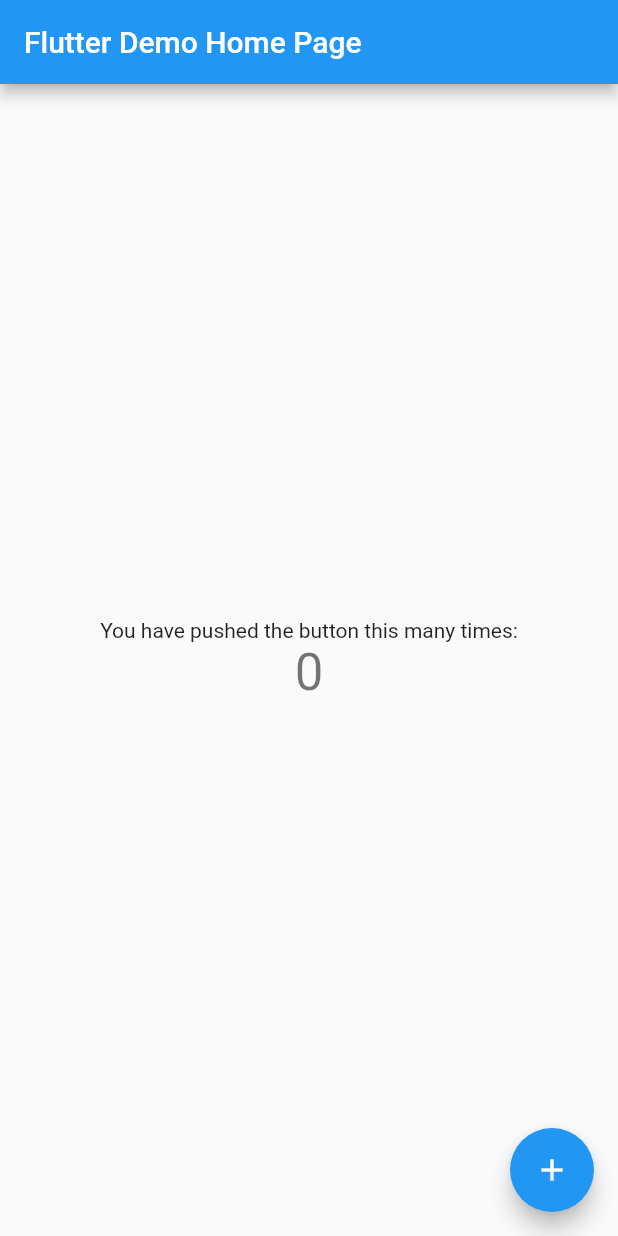
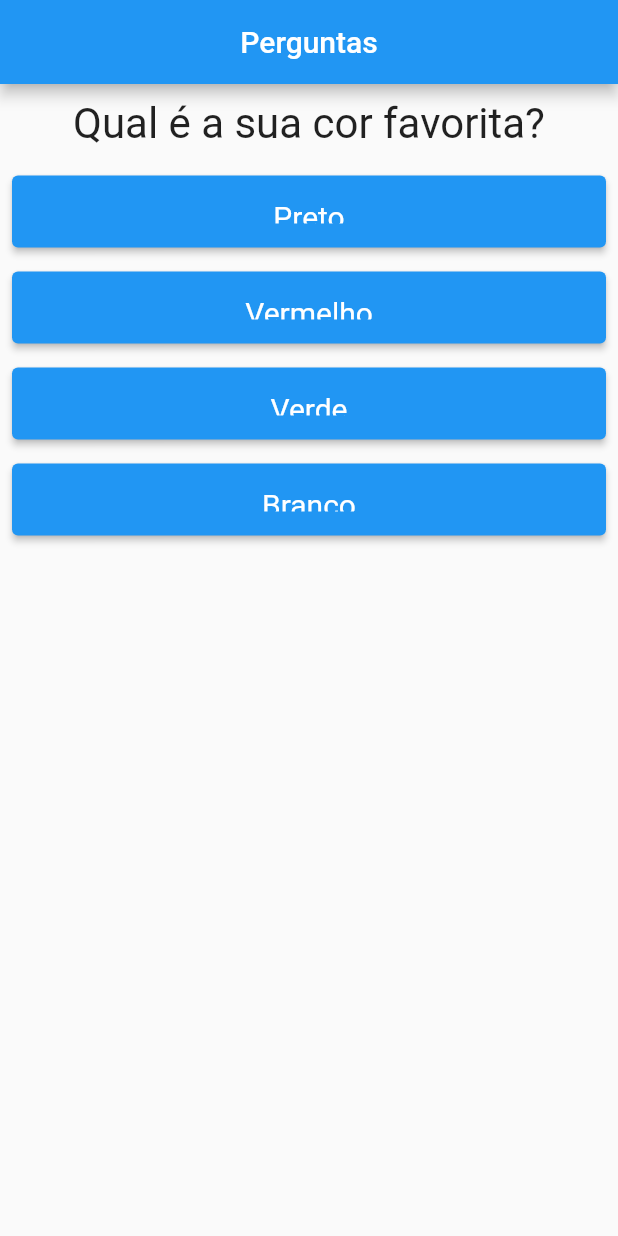
Before and after one commit to bporto/projeto_perguntas, a Flutter app: the screen it shows after launch, on a phone screen of 412 x 824 dp. Run offline on Flutter 3.47's test engine with Material 2 defaults, Android fonts, the phone set to English and light mode, and no system bars.

Commit message:
App finalizado

```diff
--- a/lib/main.dart
+++ b/lib/main.dart
@@ -1,115 +1,86 @@
 import 'package:flutter/material.dart';
+import 'package:projeto_perguntas/ui/widgets/questionario.dart';
+import 'package:projeto_perguntas/ui/widgets/resultado.dart';
 
-void main() {
-  runApp(const MyApp());
+void main() => runApp(PerguntaApp());
+
+class PerguntaApp extends StatefulWidget {
+  @override
+  State<PerguntaApp> createState() => _PerguntaAppState();
 }
 
-class MyApp extends StatelessWidget {
-  const MyApp({Key? key}) : super(key: key);
+class _PerguntaAppState extends State<PerguntaApp> {
+  var perguntaSelecionada = 0;
+  var _pontuacaoTotal = 0;
+  final List<Map<String, Object>> perguntas = const [
+    {
+      "texto": "Qual é a sua cor favorita?",
+      "respostas": [
+        {"texto": "Preto", "pontuacao": 10},
+        {"texto": "Vermelho", "pontuacao": 5},
+        {"texto": "Verde", "pontuacao": 3},
+        {"texto": "Branco", "pontuacao": 1},
+      ]
+    },
+    {
+      "texto": "Qual é o seu animal favorito?",
+      "respostas": [
+        {"texto": "Coelho", "pontuacao": 10},
+        {"texto": "Cobra", "pontuacao": 5},
+        {"texto": "Elefante", "pontuacao": 3},
+        {"texto": "Leão", "pontuacao": 1},
+      ]
+    },
+    {
+      "texto": "Qual é o seu instrutor favorito?",
+      "respostas": [
+        {"texto": "Maria", "pontuacao": 10},
+        {"texto": "João", "pontuacao": 5},
+        {"texto": "Leo", "pontuacao": 3},
+        {"texto": "Pedro", "pontuacao": 1},
+      ]
+    },
+  ];
 
-  // This widget is the root of your application.
-  @override
-  Widget build(BuildContext context) {
-    return MaterialApp(
-      title: 'Flutter Test',
-      theme: ThemeData(
-        // This is the theme of your application.
-        //
-        // Try running your application with "flutter run". You'll see the
-        // application has a blue toolbar. Then, without quitting the app, try
-        // changing the primarySwatch below to Colors.green and then invoke
-        // "hot reload" (press "r" in the console where you ran "flutter run",
-        // or simply save your changes to "hot reload" in a Flutter IDE).
-        // Notice that the counter didn't reset back to zero; the application
-        // is not restarted.
-        primarySwatch: Colors.blue,
-      ),
-      home: const MyHomePage(title: 'Flutter Demo Home Page'),
-    );
+  void _responder(int pontuacao) {
+    if (temPerguntaSelecionada) {
+      setState(() {
+        perguntaSelecionada++;
+        _pontuacaoTotal += pontuacao;
+      });
+    }
   }
-}
 
-class MyHomePage extends StatefulWidget {
-  const MyHomePage({Key? key, required this.title}) : super(key: key);
+  void reiniciarQuestionario() {
+    setState(() {
+      perguntaSelecionada = 0;
+      _pontuacaoTotal = 0;
+    });
+  }
 
-  // This widget is the home page of your application. It is stateful, meaning
-  // that it has a State object (defined below) that contains fields that affect
-  // how it looks.
-
-  // This class is the configuration for the state. It holds the values (in this
-  // case the title) provided by the parent (in this case the App widget) and
-  // used by the build method of the State. Fields in a Widget subclass are
-  // always marked "final".
-
-  final String title;
-
-  @override
-  State<MyHomePage> createState() => _MyHomePageState();
-}
-
-class _MyHomePageState extends State<MyHomePage> {
-  int _counter = 0;
-
-  void _incrementCounter() {
-    setState(() {
-      // This call to setState tells the Flutter framework that something has
-      // changed in this State, which causes it to rerun the build method below
-      // so that the display can reflect the updated values. If we changed
-      // _counter without calling setState(), then the build method would not be
-      // called again, and so nothing would appear to happen.
-      _counter++;
-    });
+  bool get temPerguntaSelecionada {
+    return perguntaSelecionada < perguntas.length;
   }
 
   @override
   Widget build(BuildContext context) {
-    // This method is rerun every time setState is called, for instance as done
-    // by the _incrementCounter method above.
-    //
-    // The Flutter framework has been optimized to make rerunning build methods
-    // fast, so that you can just rebuild anything that needs updating rather
-    // than having to individually change instances of widgets.
-    return Scaffold(
-      appBar: AppBar(
-        // Here we take the value from the MyHomePage object that was created by
-        // the App.build method, and use it to set our appbar title.
-        title: Text(widget.title),
+    return MaterialApp(
+      debugShowCheckedModeBanner: false,
+      home: Scaffold(
+        appBar: AppBar(
+          centerTitle: true,
+          title: const Text('Perguntas'),
+        ),
+        body: temPerguntaSelecionada
+            ? Questionario(
+                perguntas: perguntas,
+                perguntaSelecionada: perguntaSelecionada,
+                responder: _responder)
+            : Resultado(
+                _pontuacaoTotal,
+                reiniciarQuestionario,
+              ),
       ),
-      body: Center(
-        // Center is a layout widget. It takes a single child and positions it
-        // in the middle of the parent.
-        child: Column(
-          // Column is also a layout widget. It takes a list of children and
-          // arranges them vertically. By default, it sizes itself to fit its
-          // children horizontally, and tries to be as tall as its parent.
-          //
-          // Invoke "debug painting" (press "p" in the console, choose the
-          // "Toggle Debug Paint" action from the Flutter Inspector in Android
-          // Studio, or the "Toggle Debug Paint" command in Visual Studio Code)
-          // to see the wireframe for each widget.
-          //
-          // Column has various properties to control how it sizes itself and
-          // how it positions its children. Here we use mainAxisAlignment to
-          // center the children vertically; the main axis here is the vertical
-          // axis because Columns are vertical (the cross axis would be
-          // horizontal).
-          mainAxisAlignment: MainAxisAlignment.center,
-          children: <Widget>[
-            const Text(
-              'You have pushed the button this many times:',
-            ),
-            Text(
-              '$_counter',
-              style: Theme.of(context).textTheme.headline4,
-            ),
-          ],
-        ),
-      ),
-      floatingActionButton: FloatingActionButton(
-        onPressed: _incrementCounter,
-        tooltip: 'Increment',
-        child: const Icon(Icons.add),
-      ), // This trailing comma makes auto-formatting nicer for build methods.
     );
   }
 }
--- /dev/null
+++ b/lib/ui/widgets/btn_default.dart
@@ -0,0 +1,21 @@
+import 'package:flutter/material.dart';
+
+final ButtonStyle style = ElevatedButton.styleFrom(
+  alignment: Alignment.center,
+  minimumSize: const Size(120, 24),
+  maximumSize: const Size(240, 48),
+  padding: const EdgeInsets.all(16),
+  textStyle: const TextStyle(fontSize: 20),
+);
+
+Widget btnDefault(String text, onPressed) {
+  return Container(
+    margin: const EdgeInsets.all(8.0),
+    width: double.infinity,
+    child: ElevatedButton(
+      style: style,
+      onPressed: onPressed,
+      child: Text(text),
+    ),
+  );
+}
--- /dev/null
+++ b/lib/ui/widgets/questionario.dart
@@ -0,0 +1,46 @@
+import 'package:flutter/cupertino.dart';
+import 'package:projeto_perguntas/ui/widgets/textPergunta.dart';
+
+import 'btn_default.dart';
+
+class Questionario extends StatelessWidget {
+  final int perguntaSelecionada;
+  final List<Map<String, Object>> perguntas;
+  final void Function(int) responder;
+
+  Questionario({
+    required this.perguntas,
+    required this.perguntaSelecionada,
+    required this.responder,
+  });
+
+  bool get temPerguntaSelecionada {
+    return perguntaSelecionada < perguntas.length;
+  }
+
+  @override
+  Widget build(BuildContext context) {
+    List<Map<String, Object>> respostas = temPerguntaSelecionada
+        ? perguntas[perguntaSelecionada].cast()["respostas"]
+        : [];
+
+    return SingleChildScrollView(
+      child: Column(
+        crossAxisAlignment: CrossAxisAlignment.center,
+        children: [
+          textPergunta(perguntas[perguntaSelecionada]['texto'].toString()),
+
+          ///Esse é uma alternativa para criar a lista de botões ao invés de
+          ///criar através do ListView.Buider
+          ///nesse caso, respostas é uma lista de widgets, e o "...respostas"
+          ///adiciona todos os itens
+          ///da lista de widgets.
+          ...respostas
+              .map((resp) => btnDefault(resp["texto"].toString(),
+                  () => responder(int.parse(resp["pontuacao"].toString()))))
+              .toList(),
+        ],
+      ),
+    );
+  }
+}
--- /dev/null
+++ b/lib/ui/widgets/textPergunta.dart
@@ -0,0 +1,15 @@
+import 'package:flutter/cupertino.dart';
+
+Widget textPergunta(String text) {
+  return Container(
+    margin: const EdgeInsets.all(10),
+    width: double.infinity,
+    child: Text(
+      text,
+      textAlign: TextAlign.center,
+      style: const TextStyle(
+        fontSize: 28,
+      ),
+    ),
+  );
+}
```
Also changed, not shown: lib/ui/widgets/resultado.dart (added, +50 -0 lines), 1 other file.
